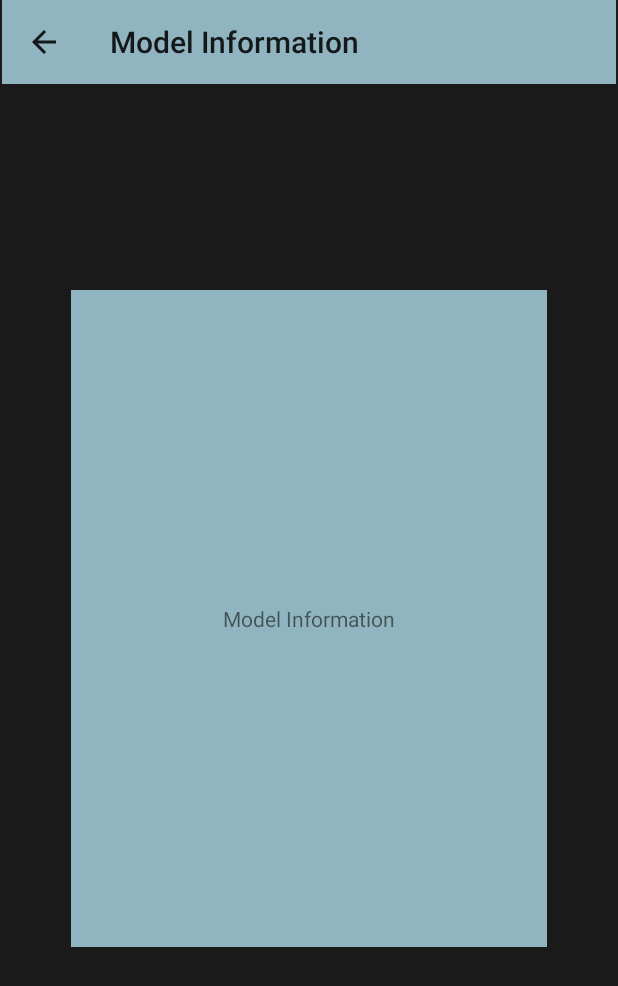
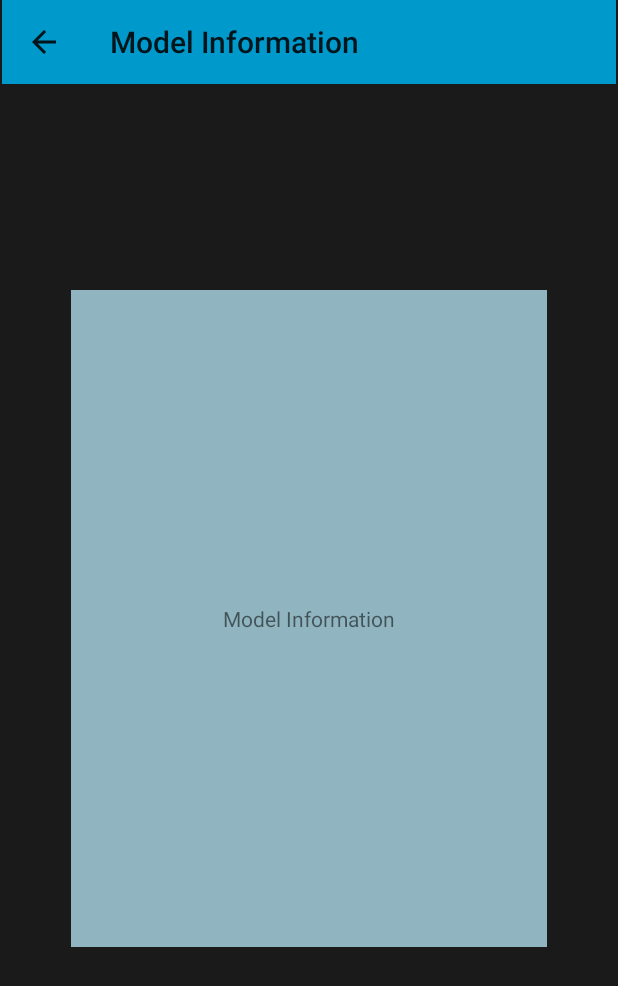
Before and after one commit to willpanderson/Auto-Learn, an Android app: the InformationActivity screen opened directly, with no data from a screen before it, on a phone screen of 412 x 824 dp. Shown: the top 986 px of the screen. Run offline under Robolectric (Android 15) with nearby library versions, the phone set to English and light mode, and no system bars.

Commit message:
Colors edited

```diff
--- a/AutoLearnApp/app/src/main/res/layout/activity_info.xml
+++ b/AutoLearnApp/app/src/main/res/layout/activity_info.xml
@@ -13,7 +13,7 @@
         style="@style/myToolbarStyle"
         android:layout_width="409dp"
         android:layout_height="wrap_content"
-        android:background="#90B5C1"
+        android:background="#0099cc"
         android:minHeight="?attr/actionBarSize"
         android:theme="?attr/actionBarTheme"
         app:layout_constraintBottom_toBottomOf="parent"
--- a/AutoLearnApp/app/src/main/res/layout/activity_profile.xml
+++ b/AutoLearnApp/app/src/main/res/layout/activity_profile.xml
@@ -105,7 +105,7 @@
         android:id="@+id/toolbarProfile"
         android:layout_width="409dp"
         android:layout_height="wrap_content"
-        android:background="#90C5B1"
+        android:background="#0099cc"
         android:minHeight="?attr/actionBarSize"
         android:theme="?attr/actionBarTheme"
         app:layout_constraintBottom_toBottomOf="parent"
--- a/AutoLearnApp/app/src/main/res/layout/activity_signup.xml
+++ b/AutoLearnApp/app/src/main/res/layout/activity_signup.xml
@@ -106,7 +106,7 @@
         style="@style/myToolbarStyle"
         android:layout_width="409dp"
         android:layout_height="wrap_content"
-        android:background="#90B5C1"
+        android:background="#0099cc"
         android:minHeight="?attr/actionBarSize"
         android:theme="?attr/actionBarTheme"
         app:layout_constraintBottom_toBottomOf="parent"
--- a/AutoLearnApp/app/src/main/res/layout/activity_statistics.xml
+++ b/AutoLearnApp/app/src/main/res/layout/activity_statistics.xml
@@ -13,7 +13,7 @@
         style="@style/myToolbarStyle"
         android:layout_width="409dp"
         android:layout_height="wrap_content"
-        android:background="#90B5C1"
+        android:background="#0099cc"
         android:minHeight="?attr/actionBarSize"
         android:theme="?attr/actionBarTheme"
         app:layout_constraintBottom_toBottomOf="parent"
```
